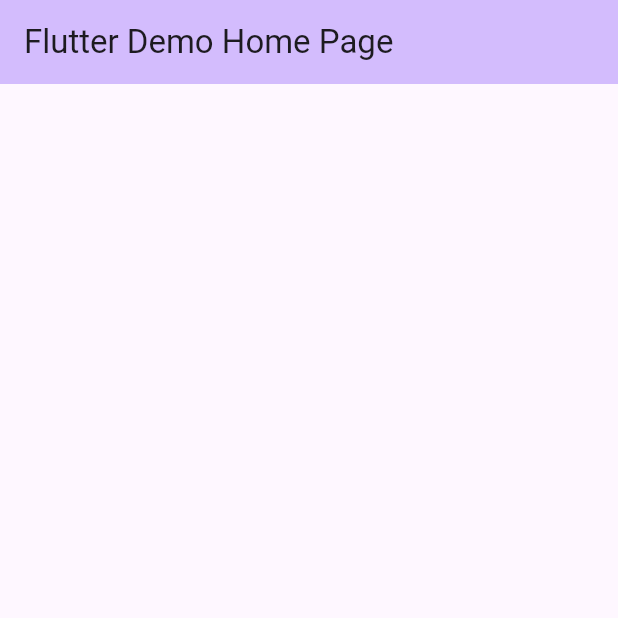
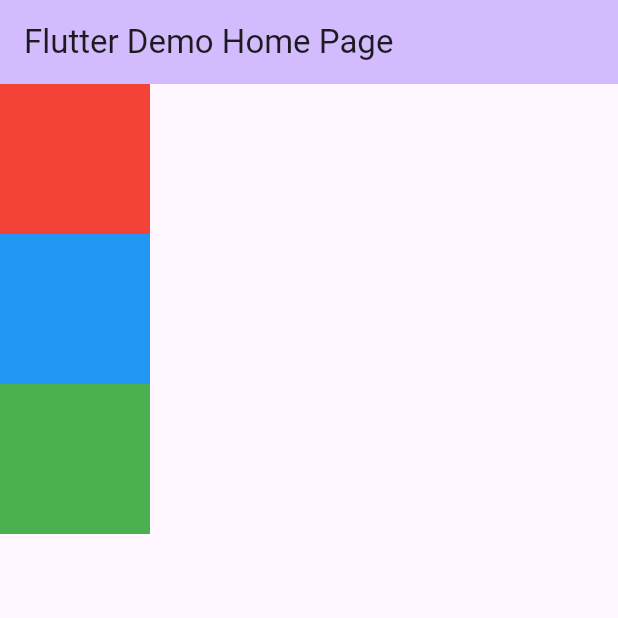
Before and after one commit to Ko-s-y/flutter-denwacho, a Flutter app: the screen it shows after launch, on a phone screen of 412 x 824 dp, the top half of it. Run offline on Flutter 3.47's test engine with Material 3 defaults, Android fonts, the phone set to English and light mode, and no system bars.

Commit message:
Column, Rowの練習

```diff
--- a/lib/main.dart
+++ b/lib/main.dart
@@ -38,7 +38,26 @@ class _MyHomePageState extends State<MyHomePage> {
         backgroundColor: Theme.of(context).colorScheme.inversePrimary,
         title: Text(widget.title),
       ),
-      body: Center(),
+      body: Column(
+        mainAxisAlignment: MainAxisAlignment.start,
+        children: <Widget>[
+          Container(
+            color: Colors.red,
+            width: 100,
+            height: 100,
+          ),
+          Container(
+            color: Colors.blue,
+            width: 100,
+            height: 100,
+          ),
+          Container(
+            color: Colors.green,
+            width: 100,
+            height: 100,
+          ),
+        ],
+      ),
     );
   }
 }
```
